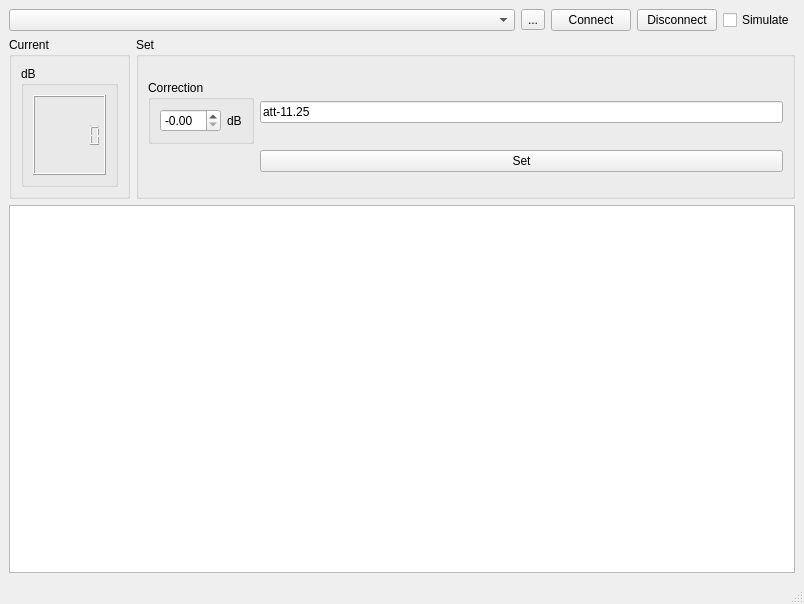
This is mainwindow.ui in coozoo/digiattcontrol as Qt 5 draws it before an edit. The edited form follows.
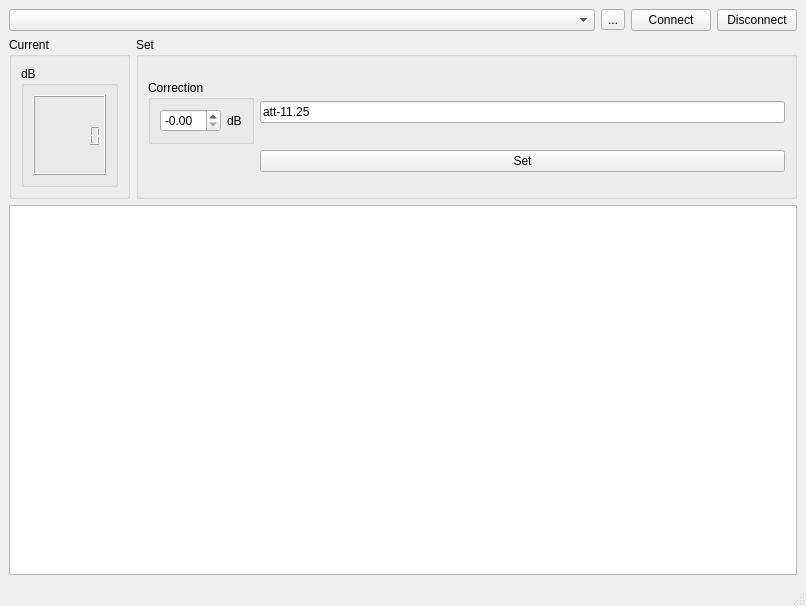
This is the edited form.

Patch:
```diff
--- a/mainwindow.ui
+++ b/mainwindow.ui
@@ -6,8 +6,8 @@
    <rect>
     <x>0</x>
     <y>0</y>
-    <width>804</width>
-    <height>604</height>
+    <width>806</width>
+    <height>606</height>
    </rect>
   </property>
   <property name="windowTitle">
@@ -185,13 +185,6 @@
           </property>
          </widget>
         </item>
-        <item>
-         <widget class="QCheckBox" name="simulate_checkBox">
-          <property name="text">
-           <string>Simulate</string>
-          </property>
-         </widget>
-        </item>
        </layout>
       </item>
      </layout>
```
Left out of the diff: 4 changed lines with no effect on the pictures.
